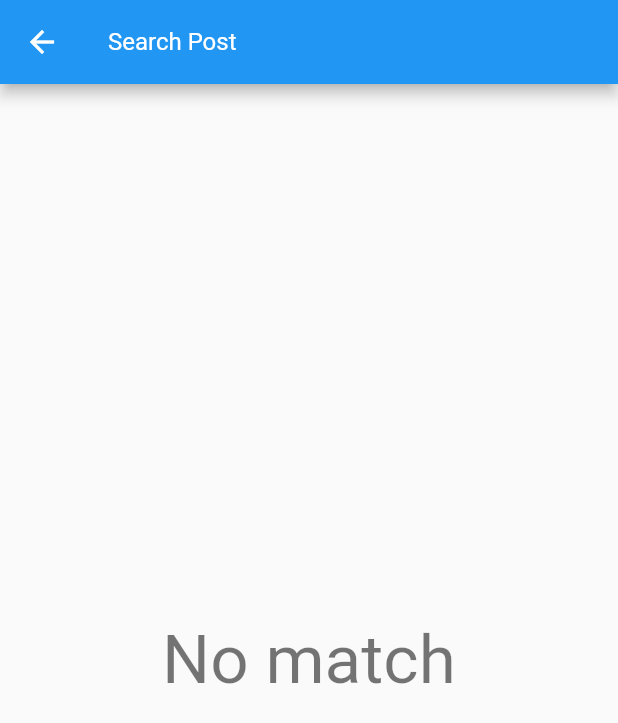
After one commit to Rajab-Alkahef/news_api, a Flutter app: the screen it shows after launch, after a tap on the "search" icon, on a phone screen of 412 x 824 dp. The commit adds this screen. Shown: the top 723 px of the screen. Run offline on Flutter 3.47's test engine with Material 2 defaults, Android fonts, the phone set to English and light mode, and no system bars; our stand-ins replace cached_network_image, dio, webview_flutter; network calls fail.

Commit message:
update UI and add search page

```diff
--- a/lib/views/home_view.dart
+++ b/lib/views/home_view.dart
@@ -1,19 +1,49 @@
 import 'package:flutter/material.dart';
+import 'package:news_app_ui_setup/model/news_model.dart';
+import 'package:news_app_ui_setup/views/search_page.dart';
 import 'package:news_app_ui_setup/widgets/categories_list_view.dart';
 import 'package:news_app_ui_setup/widgets/news_list_view_builder.dart';
 
-class HomeView extends StatelessWidget {
+class HomeView extends StatefulWidget {
   const HomeView({super.key});
+
+  @override
+  State<HomeView> createState() => _HomeViewState();
+}
+
+class _HomeViewState extends State<HomeView> {
+  List<NewsModel> news = [
+    NewsModel(url: 'fds', image: 'image', title: 'title', subtitle: 'subtitle')
+  ];
 
   @override
   Widget build(BuildContext context) {
     return MaterialApp(
       home: Scaffold(
         appBar: AppBar(
+          actions: <Widget>[
+            IconButton(
+              icon: const Icon(
+                Icons.search,
+                color: Colors.grey,
+              ),
+              onPressed: () {
+                Navigator.of(context).push(
+                  MaterialPageRoute(
+                    builder: (ctx) => SearchPage(
+                      news: news,
+                    ),
+                  ),
+                );
+              },
+            )
+          ],
           backgroundColor: Colors.white,
           elevation: 0,
           centerTitle: true,
-          title: const Row(
+          title: const Padding(
+            padding: EdgeInsets.only(left: 42.0),
+            child: Row(
               mainAxisAlignment: MainAxisAlignment.center,
               children: [
                 Text(
@@ -29,9 +59,18 @@ class HomeView extends StatelessWidget {
               ],
             ),
           ),
-        body: const Padding(
-          padding: EdgeInsets.symmetric(horizontal: 12.0),
-          child: CustomScrollView(
+        ),
+        body: Padding(
+          padding: const EdgeInsets.symmetric(horizontal: 12.0),
+          child: RefreshIndicator(
+            onRefresh: () async {
+              print('refreshed');
+              const NewsListViewBuilder(
+                category: 'general',
+              );
+              setState(() {});
+            },
+            child: const CustomScrollView(
               physics: BouncingScrollPhysics(),
               slivers: [
                 SliverToBoxAdapter(child: CategoriesListView()),
@@ -47,6 +86,7 @@ class HomeView extends StatelessWidget {
             ),
           ),
         ),
+      ),
     );
   }
 }
--- /dev/null
+++ b/lib/views/search_page.dart
@@ -0,0 +1,61 @@
+import 'package:flutter/material.dart';
+import 'package:news_app_ui_setup/model/news_model.dart';
+
+class SearchPage extends StatefulWidget {
+  final List<NewsModel> news;
+
+  const SearchPage({super.key, required this.news});
+
+  @override
+  _SearchPageState createState() => _SearchPageState();
+}
+
+class _SearchPageState extends State<SearchPage> {
+  List<NewsModel> _searchedPost = [];
+
+  @override
+  Widget build(BuildContext context) {
+    return Scaffold(
+      appBar: AppBar(
+        automaticallyImplyLeading: true,
+        title: TextField(
+          style: const TextStyle(color: Colors.white),
+          decoration: const InputDecoration(
+              hintText: 'Search Post',
+              hintStyle: TextStyle(color: Colors.white),
+              border: InputBorder.none),
+          onChanged: (val) {
+            setState(() {
+              _searchedPost =
+                  widget.news.where((el) => el.title.contains(val)).toList();
+            });
+          },
+        ),
+      ),
+      body: _searchedPost.isEmpty
+          ? Center(
+              child: Text(
+                'No match',
+                style: Theme.of(context).textTheme.displaySmall,
+              ),
+            )
+          : ListView.builder(
+              itemCount: _searchedPost.length,
+              itemBuilder: (ctx, i) {
+                return Column(
+                  mainAxisSize: MainAxisSize.min,
+                  children: <Widget>[
+                    ListTile(
+                      title: Text(_searchedPost[i].title),
+                      subtitle: Text(_searchedPost[i].subtitle!),
+                    ),
+                    const Divider(
+                      height: 0,
+                    )
+                  ],
+                );
+              },
+            ),
+    );
+  }
+}
```
Also changed, not shown: lib/model/news_model.dart (+9 -0 lines), lib/services/news_services.dart (+1 -6 lines), lib/views/category_view.dart (+42 -1 lines), lib/views/news_view.dart (+32 -0 lines), lib/widgets/custom_search_icon_delegate.dart (added, +95 -0 lines). Lines whose indentation alone changed are shown as unchanged.
